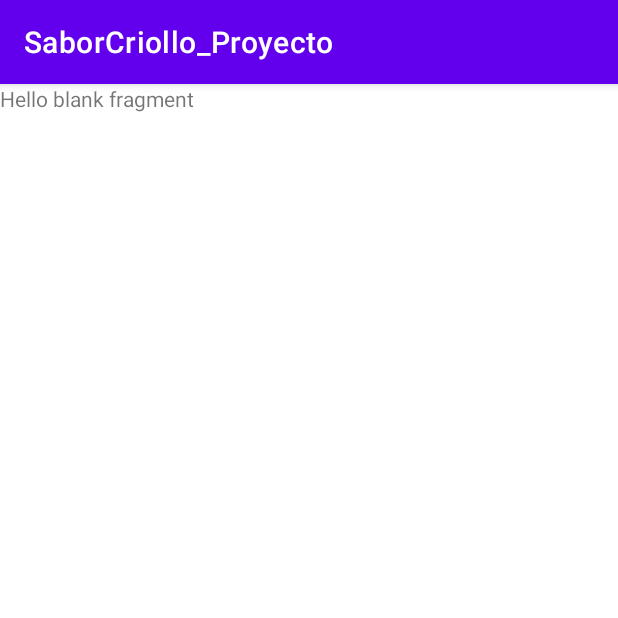
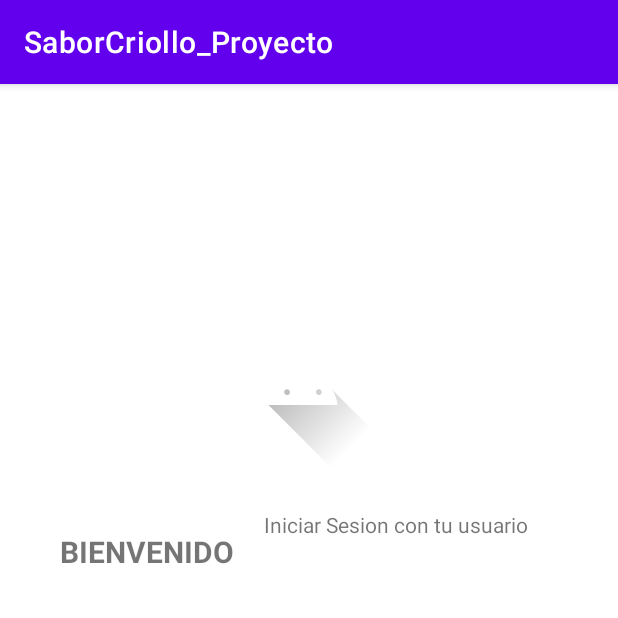
Before and after one commit to JorgeChavezG/SaborCriollo_Proyecto, an Android app: the fragment LoginFragment shown on its own in the app's theme, on a phone screen of 412 x 824 dp, the top half of it. Run offline under Robolectric (Android 15) with nearby library versions, the phone set to English and light mode, and no system bars.

Commit message:
pantalla login avance

```diff
--- a/app/src/main/res/layout/fragment_login.xml
+++ b/app/src/main/res/layout/fragment_login.xml
@@ -1,14 +1,48 @@
 <?xml version="1.0" encoding="utf-8"?>
-<FrameLayout xmlns:android="http://schemas.android.com/apk/res/android"
+<RelativeLayout xmlns:android="http://schemas.android.com/apk/res/android"
+    xmlns:app="http://schemas.android.com/apk/res-auto"
     xmlns:tools="http://schemas.android.com/tools"
     android:layout_width="match_parent"
     android:layout_height="match_parent"
     tools:context=".ui.adapter.LoginFragment">
 
-    <!-- TODO: Update blank fragment layout -->
-    <TextView
+    <LinearLayout
         android:layout_width="match_parent"
         android:layout_height="match_parent"
-        android:text="@string/hello_blank_fragment" />
+        android:layout_below="@+id/image"
+        android:layout_marginStart="40dp"
+        android:layout_marginTop="20dp"
+        android:layout_marginEnd="40dp"
+        android:layout_marginBottom="40dp"
+        android:orientation="horizontal">
 
-</FrameLayout>
+        <TextView
+            android:id="@+id/bienvenido"
+            android:layout_width="wrap_content"
+            android:layout_height="wrap_content"
+            android:layout_marginTop="20dp"
+            android:text="@string/bienvenido"
+            android:textAlignment="center"
+            android:textSize="20dp"
+            android:textStyle="bold" />
+
+        <TextView
+            android:layout_width="match_parent"
+            android:layout_height="wrap_content"
+            android:text="@string/IniSesion"
+            android:textAlignment="center"
+
+            />
+    </LinearLayout>
+
+    <ImageView
+        android:id="@+id/image"
+        android:layout_width="wrap_content"
+        android:layout_height="wrap_content"
+        android:layout_alignParentStart="true"
+        android:layout_alignParentEnd="true"
+        android:layout_marginTop="150dp"
+        android:layout_marginStart="147dp"
+        android:layout_marginEnd="155dp"
+        android:src="@drawable/ic_launcher_foreground" />
+</RelativeLayout>
--- a/app/src/main/res/values/strings.xml
+++ b/app/src/main/res/values/strings.xml
@@ -2,4 +2,6 @@
     <string name="app_name">SaborCriollo_Proyecto</string>
     <!-- TODO: Remove or change this placeholder text -->
     <string name="hello_blank_fragment">Hello blank fragment</string>
+    <string name="bienvenido">BIENVENIDO</string>
+    <string name="IniSesion">Iniciar Sesion con tu usuario</string>
 </resources>
```
